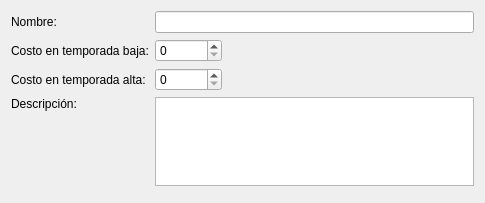
Old version of the form src/ui/tipo.ui in the repository leosmolas/conotels.
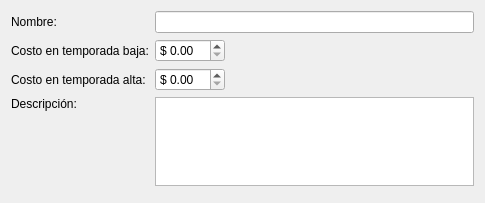
New version of the form.

Commit message: en todos los lugares donde se maneja guita puse que sea decimal (10,2), y en la ui puse para que se pueda ingresar con centavos.

```diff
--- a/src/ui/tipo.ui
+++ b/src/ui/tipo.ui
@@ -40,13 +40,6 @@
        </property>
       </widget>
      </item>
-     <item row="1" column="1">
-      <widget class="QSpinBox" name="costoTempBajaSpin">
-       <property name="maximum">
-        <number>9999999</number>
-       </property>
-      </widget>
-     </item>
      <item row="2" column="0">
       <widget class="QLabel" name="label_3">
        <property name="text">
@@ -54,13 +47,6 @@
        </property>
       </widget>
      </item>
-     <item row="2" column="1">
-      <widget class="QSpinBox" name="costoTempAltaSpin">
-       <property name="maximum">
-        <number>999999</number>
-       </property>
-      </widget>
-     </item>
      <item row="3" column="0">
       <widget class="QLabel" name="label_4">
        <property name="text">
@@ -97,6 +83,26 @@
        </property>
       </spacer>
      </item>
+     <item row="1" column="1">
+      <widget class="QDoubleSpinBox" name="costoTempBajaSpin">
+       <property name="prefix">
+        <string>$ </string>
+       </property>
+      </widget>
+     </item>
+     <item row="2" column="1">
+      <widget class="QDoubleSpinBox" name="costoTempAltaSpin">
+       <property name="minimumSize">
+        <size>
+         <width>70</width>
+         <height>0</height>
+        </size>
+       </property>
+       <property name="prefix">
+        <string>$ </string>
+       </property>
+      </widget>
+     </item>
     </layout>
    </item>
   </layout>
```
The commit also changes 6 other files.
